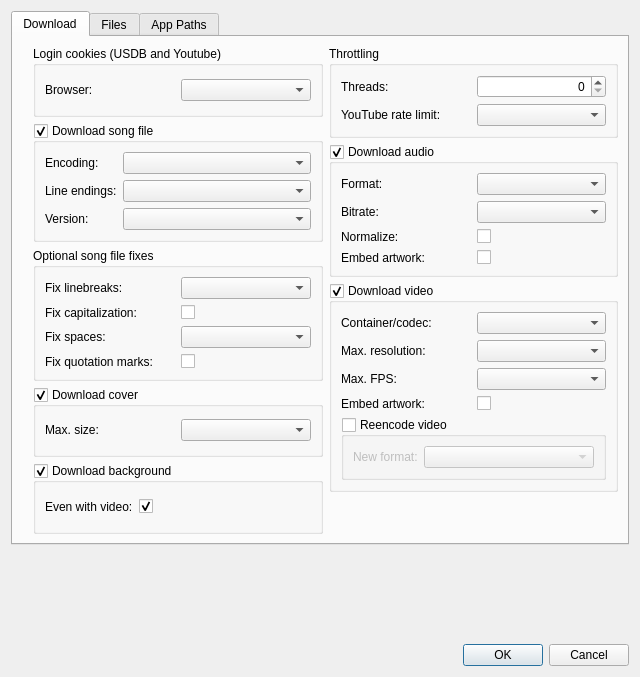
First picture: the form in src/usdb_syncer/gui/forms/SettingsDialog.ui, repository bohning/usdb_syncer, before the edit.
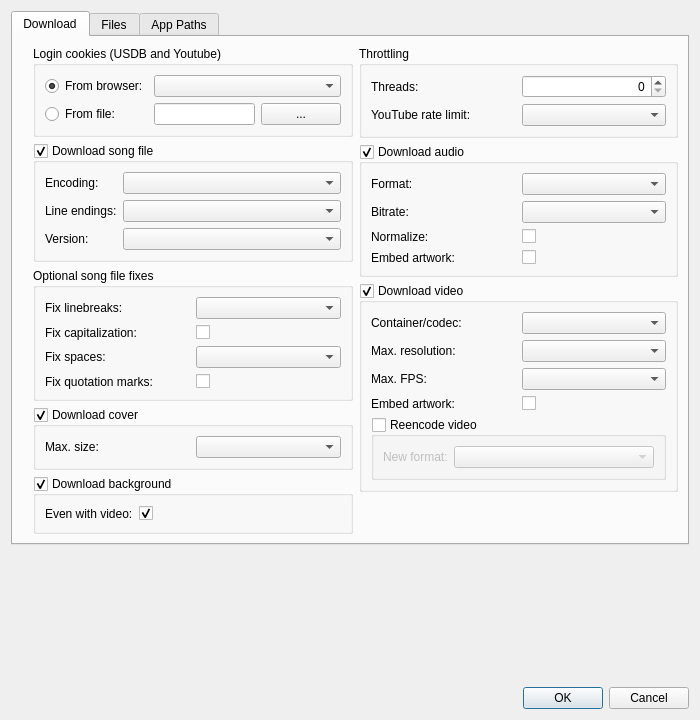
Second picture: the form after the edit. Icons and pictures are not drawn.

Commit message: Restructure cookie retrieval options.

```diff
--- a/src/usdb_syncer/gui/forms/SettingsDialog.ui
+++ b/src/usdb_syncer/gui/forms/SettingsDialog.ui
@@ -6,8 +6,8 @@
    <rect>
     <x>0</x>
     <y>0</y>
-    <width>640</width>
-    <height>677</height>
+    <width>700</width>
+    <height>720</height>
    </rect>
   </property>
   <property name="windowTitle">
@@ -35,17 +35,45 @@
             <string>Login cookies (USDB and Youtube)</string>
            </property>
            <layout class="QGridLayout" name="gridLayout_3">
-            <item row="0" column="0">
-             <widget class="QLabel" name="label_login_cookies">
-              <property name="toolTip">
-               <string/>
+            <item row="0" column="0" colspan="4">
+             <widget class="QRadioButton" name="radioButton_cookies_from_browser">
+              <property name="text">
+               <string>From browser:</string>
               </property>
+              <property name="checked">
+               <bool>true</bool>
+              </property>
+             </widget>
+            </item>
+            <item row="1" column="0">
+             <widget class="QRadioButton" name="radioButton_cookies_from_file">
               <property name="text">
-               <string>Browser:</string>
+               <string>From file:</string>
               </property>
              </widget>
             </item>
-            <item row="0" column="1">
+            <item row="1" column="5">
+             <layout class="QHBoxLayout" name="horizontalLayout_13">
+              <property name="leftMargin">
+               <number>0</number>
+              </property>
+              <item>
+               <widget class="QLineEdit" name="lineEdit_cookies_file">
+                <property name="readOnly">
+                 <bool>true</bool>
+                </property>
+               </widget>
+              </item>
+              <item>
+               <widget class="QPushButton" name="pushButton_browse_cookies_file">
+                <property name="text">
+                 <string>...</string>
+                </property>
+               </widget>
+              </item>
+             </layout>
+            </item>
+            <item row="0" column="5">
              <widget class="QComboBox" name="comboBox_browser">
               <property name="sizePolicy">
                <sizepolicy hsizetype="Preferred" vsizetype="Fixed">
```
The commit also changes 5 other files.
